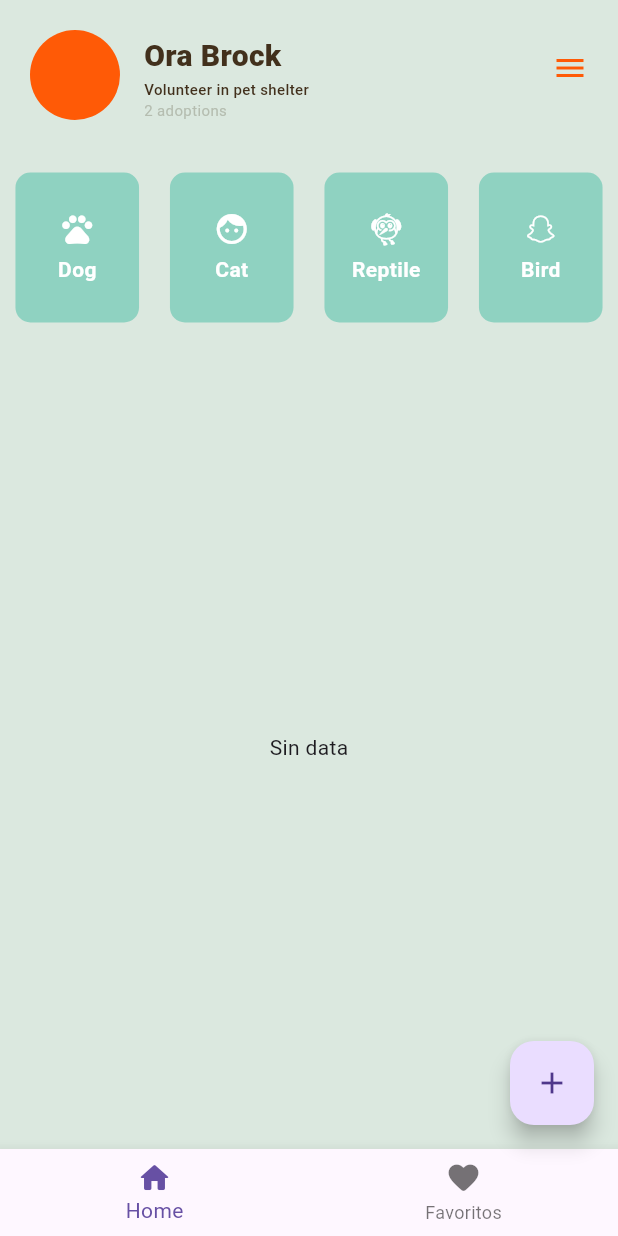
After one commit to Cintya01/Study_Flutter_App, a Flutter app: the screen it shows after launch, after a tap on "Adopt App", on a phone screen of 412 x 824 dp. The commit adds this screen. Run offline on Flutter 3.47's test engine with Material 3 defaults, Android fonts, the phone set to English and light mode, and no system bars; our stand-ins replace equatable, flutter_bloc, just_audio, shared_preferences; missing offline and left inert: insta_image_viewer.

Commit message:
animal widget app  con bloc

```diff
--- /dev/null
+++ b/lib/adopt_app/adopt_app.dart
@@ -0,0 +1,61 @@
+import 'package:flutter/material.dart';
+import 'package:flutter_bloc/flutter_bloc.dart';
+import 'package:mi_primera_app/adopt_app/bloc/animal_bloc.dart';
+import 'package:mi_primera_app/adopt_app/widgets/adopt_appbar.dart';
+import 'package:mi_primera_app/adopt_app/widgets/adopt_filter.dart';
+import 'package:mi_primera_app/adopt_app/widgets/adopt_list.dart';
+
+class AdoptAppPage extends StatelessWidget {
+  const AdoptAppPage({super.key});
+
+  @override
+  Widget build(BuildContext context) {
+    return BlocProvider(
+      create: (context) => AnimalBloc(),
+      child: const Body(),
+    );
+  }
+}
+
+class Body extends StatelessWidget {
+  const Body({super.key});
+
+  @override
+  Widget build(BuildContext context) {
+    return Scaffold(
+      backgroundColor: const Color(0xFFDBE8DF),
+      body: const Column(
+        children: [
+          AdoptAppBarWidget(),
+          AdoptFilterWidget(),
+          AdoptListWidget(),
+        ],
+      ),
+      floatingActionButton: FloatingActionButton(
+        onPressed: () {
+          context.read<AnimalBloc>().add(LoadAnimalEvent());
+        },
+        child: const Icon(Icons.add),
+      ),
+      bottomNavigationBar: BottomNavigationBar(
+        items: const [
+          BottomNavigationBarItem(
+            icon: Icon(Icons.home_rounded),
+            label: "Home",
+          ),
+          BottomNavigationBarItem(
+            icon: Icon(Icons.favorite_rounded),
+            label: "Favoritos",
+          ),
+        ],
+      ),
+    );
+  }
+}
+
+
+// fondo: ddece3
+//verde oscuro:8fd2c1
+//orange: ff5a06
+//cafe letra: 42301c
+//subtitulo: b5bdb0
--- /dev/null
+++ b/lib/adopt_app/animal_model.dart
@@ -0,0 +1,31 @@
+class AnimalModel {
+  final String id;
+  final String name;
+  final String breed;
+  final int age;
+  final int imageUrl;
+  final String species;
+  final bool isFavorite;
+
+  const AnimalModel({
+    required this.id,
+    required this.name,
+    required this.breed,
+    required this.age,
+    required this.imageUrl,
+    required this.species,
+    this.isFavorite = false,
+  });
+
+  AnimalModel copyWith({bool? isFavorite}) {
+    return AnimalModel(
+      id: id,
+      name: name,
+      breed: breed,
+      age: age,
+      imageUrl: imageUrl,
+      species: species,
+      isFavorite: isFavorite ?? this.isFavorite,
+    );
+  }
+}
--- /dev/null
+++ b/lib/adopt_app/bloc/animal_bloc.dart
@@ -0,0 +1,31 @@
+import 'package:equatable/equatable.dart';
+import 'package:mi_primera_app/adopt_app/animal_model.dart';
+import 'package:flutter_bloc/flutter_bloc.dart';
+
+part 'animal_event.dart';
+part 'animal_state.dart';
+
+class AnimalBloc extends Bloc<AnimalEvent, AnimalState> {
+  AnimalBloc() : super(AnimalState.initial()) {
+    on<LoadAnimalEvent>(_onLoadAnimals);
+    on<ToggleFavoriteAnimalEvent>(_onToggleFavorite);
+    on<ChangeFilterEvent>(_onChangeFilter);
+  }
+
+  void _onLoadAnimals(LoadAnimalEvent event, Emitter<AnimalState> emit) async {
+    emit(state.copyWith(screenState: AnimalScreenState.loading));
+    //logica
+    try {
+      await Future.delayed(const Duration(seconds: 4));
+      throw Exception('BarException');
+      emit(state.copyWith(screenState: AnimalScreenState.sucess));
+    } catch (e) {
+      emit(state.copyWith(screenState: AnimalScreenState.failure));
+    }
+  }
+
+  void _onToggleFavorite(
+      ToggleFavoriteAnimalEvent event, Emitter<AnimalState> emit) {}
+
+  void _onChangeFilter(ChangeFilterEvent event, Emitter<AnimalState> emit) {}
+}
--- /dev/null
+++ b/lib/adopt_app/bloc/animal_event.dart
@@ -0,0 +1,23 @@
+part of 'animal_bloc.dart';
+
+sealed class AnimalEvent extends Equatable {
+  const AnimalEvent();
+
+  @override
+  List<Object> get props => [];
+}
+
+class LoadAnimalEvent extends AnimalEvent {
+}
+
+class ToggleFavoriteAnimalEvent extends AnimalEvent {
+  final String animalId;
+
+  const ToggleFavoriteAnimalEvent(this.animalId);
+}
+
+class ChangeFilterEvent extends AnimalEvent {
+  final String filter;
+
+  const ChangeFilterEvent(this.filter);
+}
--- /dev/null
+++ b/lib/adopt_app/bloc/animal_state.dart
@@ -0,0 +1,45 @@
+part of 'animal_bloc.dart';
+
+enum AnimalScreenState { none, loading, sucess, failure }
+
+class AnimalState extends Equatable {
+  final List<AnimalModel> animals;
+  final List<AnimalModel> favoriteAnimals;
+  final AnimalScreenState screenState;
+  final String filter;
+
+  const AnimalState({
+    required this.animals,
+    required this.favoriteAnimals,
+    required this.screenState,
+    required this.filter,
+  });
+
+  factory AnimalState.initial() {
+    return AnimalState(
+      animals: List.empty(),
+      favoriteAnimals: List.empty(),
+      screenState: AnimalScreenState.none,
+      filter: '',
+    );
+  }
+
+  AnimalState copyWith({
+    List<AnimalModel>? animals,
+    List<AnimalModel>? favoriteAnimals,
+    AnimalScreenState? screenState,
+    String? filter,
+  }) {
+    return AnimalState(
+      animals: animals ?? this.animals,
+      favoriteAnimals: favoriteAnimals ?? this.favoriteAnimals,
+      screenState: screenState ?? this.screenState,
+      filter: filter ?? this.filter,
+    );
+  }
+
+  @override
+  List<Object> get props => [animals, favoriteAnimals, screenState, filter];
+}
+
+// final class AnimalInitial extends AnimalState {}
--- /dev/null
+++ b/lib/adopt_app/widgets/adopt_appbar.dart
@@ -0,0 +1,75 @@
+import 'package:flutter/material.dart';
+
+class AdoptAppBarWidget extends StatelessWidget {
+  const AdoptAppBarWidget({super.key});
+
+  @override
+  Widget build(BuildContext context) {
+    return Container(
+        height: 100,
+        padding: const EdgeInsets.only(
+          top: 10,
+          left: 20,
+          right: 20,
+          bottom: 20,
+        ),
+        child: const Row(
+          crossAxisAlignment: CrossAxisAlignment.center,
+          mainAxisAlignment: MainAxisAlignment.spaceBetween,
+          children: [
+            Row(
+              crossAxisAlignment: CrossAxisAlignment.end,
+              children: [
+                //Avatar
+                CircleAvatar(
+                  backgroundColor: Color(0xffff5a06),
+                  radius: 30,
+                ),
+                SizedBox(width: 16),
+                //Titulo
+                Column(
+                  mainAxisAlignment: MainAxisAlignment.end,
+                  crossAxisAlignment: CrossAxisAlignment.start,
+                  children: [
+                    Text(
+                      "Ora Brock",
+                      style: TextStyle(
+                        fontWeight: FontWeight.w800,
+                        fontSize: 20,
+                        color: Color(0xff42301c),
+                      ),
+                    ),
+                    Text(
+                      "Volunteer in pet shelter",
+                      style: TextStyle(
+                        fontWeight: FontWeight.w500,
+                        fontSize: 10,
+                        color: Color(0xff42301c),
+                      ),
+                    ),
+                    Text(
+                      "2 adoptions",
+                      style: TextStyle(
+                        fontWeight: FontWeight.w400,
+                        fontSize: 10,
+                        color: Color(0xffb5bdb0),
+                      ),
+                    ),
+                  ],
+                ),
+              ],
+            ),
+            //Icono
+            Icon(Icons.menu, color: Color(0xffff5a06)),
+          ],
+        ));
+  }
+}
+
+
+
+// fondo: ddece3
+//verde oscuro:8fd2c1
+//orange: ff5a06
+//cafe letra: 42301c
+//subtitulo: b5bdb0
--- /dev/null
+++ b/lib/adopt_app/widgets/adopt_filter.dart
@@ -0,0 +1,70 @@
+import 'package:flutter/material.dart';
+import 'package:flutter/widgets.dart';
+
+class AdoptFilterWidget extends StatelessWidget {
+  const AdoptFilterWidget({super.key});
+
+  @override
+  Widget build(BuildContext context) {
+    Size size = MediaQuery.of(context).size;
+
+    double _cardWidth = size.width * 0.2;
+
+    return SizedBox(
+      height: 130,
+      child: Row(
+        mainAxisAlignment: MainAxisAlignment.spaceAround,
+        children: [
+          buildCardWidget(_cardWidth,
+              icon: const Icon(Icons.pets, color: Colors.white), title: "Dog"),
+          buildCardWidget(_cardWidth,
+              icon: const Icon(
+                Icons.face,
+                color: Colors.white,
+              ),
+              title: "Cat"),
+          buildCardWidget(_cardWidth,
+              icon: const Icon(Icons.flutter_dash, color: Colors.white),
+              title: "Reptile"),
+          buildCardWidget(_cardWidth,
+              icon: const Icon(Icons.snapchat, color: Colors.white),
+              title: "Bird"),
+        ],
+      ),
+    );
+  }
+}
+
+Widget buildCardWidget(
+  double width, {
+  required Icon icon,
+  required String title,
+}) {
+  return Container(
+      width: width,
+      height: 100,
+      decoration: BoxDecoration(
+        color: const Color(0xff8fd2c1),
+        borderRadius: BorderRadius.circular(10),
+      ),
+      child: Column(
+        mainAxisAlignment: MainAxisAlignment.center,
+        children: [
+          icon,
+          const SizedBox(height: 5),
+          Text(
+            title,
+            style: const TextStyle(
+                color: Colors.white, fontWeight: FontWeight.bold),
+          ),
+        ],
+      ));
+}
+
+
+
+// fondo: ddece3
+//verde oscuro:8fd2c1
+//orange: ff5a06
+//cafe letra: 42301c
+//subtitulo: b5bdb0
--- /dev/null
+++ b/lib/adopt_app/widgets/adopt_list.dart
@@ -0,0 +1,114 @@
+import 'package:flutter/material.dart';
+import 'package:flutter_bloc/flutter_bloc.dart';
+import 'package:mi_primera_app/adopt_app/bloc/animal_bloc.dart';
+
+class AdoptListWidget extends StatelessWidget {
+  const AdoptListWidget({super.key});
+
+  @override
+  Widget build(BuildContext context) {
+    // Size size = MediaQuery.of(context).size;
+
+    return Expanded(
+      child: Padding(
+        padding: const EdgeInsets.only(
+          top: 0,
+          bottom: 0,
+        ),
+        child: BlocBuilder<AnimalBloc, AnimalState>(
+          builder: (context, state) {
+            if (state.screenState == AnimalScreenState.loading) {
+              return const Center(
+                child: CircularProgressIndicator(),
+              );
+            } else if (state.screenState == AnimalScreenState.failure) {
+              return const Center(
+                child: Text("Error al obtener la data"),
+              );
+            } else if (state.screenState == AnimalScreenState.sucess) {
+              return ListView.builder(
+                scrollDirection: Axis.horizontal,
+                itemCount: 5,
+                itemBuilder: (BuildContext context, int index) {
+                  return buildCard(
+                    name: "Murzik",
+                    breed: "Maine Coon Cat",
+                    age: 3,
+                  );
+                },
+              );
+            } else {
+              return const Center(
+                child: Text("Sin data"),
+              );
+            }
+          },
+        ),
+      ),
+    );
+  }
+
+  Widget buildCard({
+    required String name,
+    required String breed,
+    required int age,
+  }) {
+    return Container(
+      width: 260,
+      padding: const EdgeInsets.only(
+        top: 18,
+        bottom: 18,
+      ),
+      margin: const EdgeInsets.only(
+        right: 8,
+        left: 8,
+      ),
+      color: Colors.white,
+      child: Column(
+        mainAxisAlignment: MainAxisAlignment.center,
+        children: [
+          // Avatar
+          const CircleAvatar(
+            radius: 80,
+            backgroundColor: Color(0xFF91C9B9),
+          ),
+          // Name
+          Text(
+            name,
+            style: const TextStyle(
+              color: Color(0xFF3C2F20),
+              fontSize: 22,
+              fontWeight: FontWeight.w800,
+            ),
+          ),
+          // Breed
+          Text(
+            breed,
+            style: const TextStyle(
+              color: Color(0xFF3C2F20),
+              fontSize: 14,
+              fontWeight: FontWeight.w600,
+            ),
+          ),
+          // Age
+          Text(
+            "$age Years",
+            style: const TextStyle(
+              color: Color(0xFF3C2F20),
+              fontSize: 12,
+              fontWeight: FontWeight.w400,
+            ),
+          ),
+          // Fav
+          IconButton(
+            onPressed: () {},
+            icon: const Icon(
+              Icons.favorite_border,
+              size: 40,
+            ),
+          ),
+        ],
+      ),
+    );
+  }
+}
--- a/lib/menu.dart
+++ b/lib/menu.dart
@@ -1,4 +1,5 @@
 import 'package:flutter/material.dart';
+import 'package:mi_primera_app/adopt_app/adopt_app.dart';
 import 'package:mi_primera_app/bloc/todo_bloc_ejercicio.dart';
 import 'package:mi_primera_app/entrada_de_datos/in_datos.dart';
 import 'package:mi_primera_app/galeria_imagenes/galeria_imagenes.dart';
@@ -81,6 +82,15 @@ class Menu extends StatelessWidget {
               },
               child: const Text("To Do - Bloc"),
             ),
+            ElevatedButton(
+              onPressed: () {
+                Navigator.push(
+                    context,
+                    MaterialPageRoute(
+                        builder: (context) => const AdoptAppPage()));
+              },
+              child: const Text("Adopt App"),
+            ),
           ],
         ),
       ),
```
Also changed, not shown: lib/adopt_app/data.dart (added, +43 -0 lines), lib/main.dart (+9 -8 lines).
